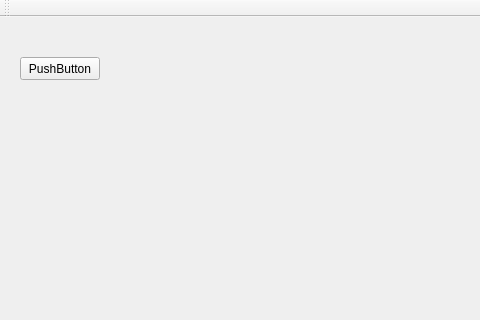
Above: mainwindow.ui from polovik/asa before the change; both pictures show x 0 to 480 and y 0 to 320 of the 807 by 490 pixel window. Below: the same form after it.
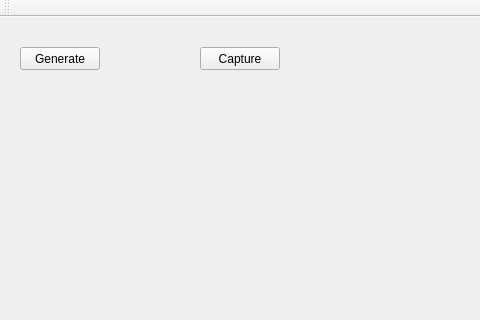
That is the form after the change. Custom widgets are drawn as their Qt base class.

Commit message: Correct audio capture - start/stop at any time. Fix sin tone generation.

Patch:
```diff
--- a/mainwindow.ui
+++ b/mainwindow.ui
@@ -18,25 +18,44 @@
     <property name="geometry">
      <rect>
       <x>20</x>
-      <y>40</y>
+      <y>30</y>
       <width>80</width>
       <height>23</height>
      </rect>
     </property>
     <property name="text">
-     <string>PushButton</string>
+     <string>Generate</string>
+    </property>
+    <property name="checkable">
+     <bool>true</bool>
     </property>
    </widget>
    <widget class="OscilloscopeView" name="oscilloscope" native="true">
     <property name="geometry">
      <rect>
-      <x>190</x>
-      <y>20</y>
-      <width>401</width>
-      <height>381</height>
+      <x>10</x>
+      <y>190</y>
+      <width>781</width>
+      <height>211</height>
      </rect>
     </property>
    </widget>
+   <widget class="QPushButton" name="buttonCupture">
+    <property name="geometry">
+     <rect>
+      <x>200</x>
+      <y>30</y>
+      <width>80</width>
+      <height>23</height>
+     </rect>
+    </property>
+    <property name="text">
+     <string>Capture</string>
+    </property>
+    <property name="checkable">
+     <bool>true</bool>
+    </property>
+   </widget>
   </widget>
   <widget class="QMenuBar" name="menuBar">
    <property name="geometry">
```
Left out of the diff: 2 changed lines with no effect on the pictures. The commit also changes 6 other files.
